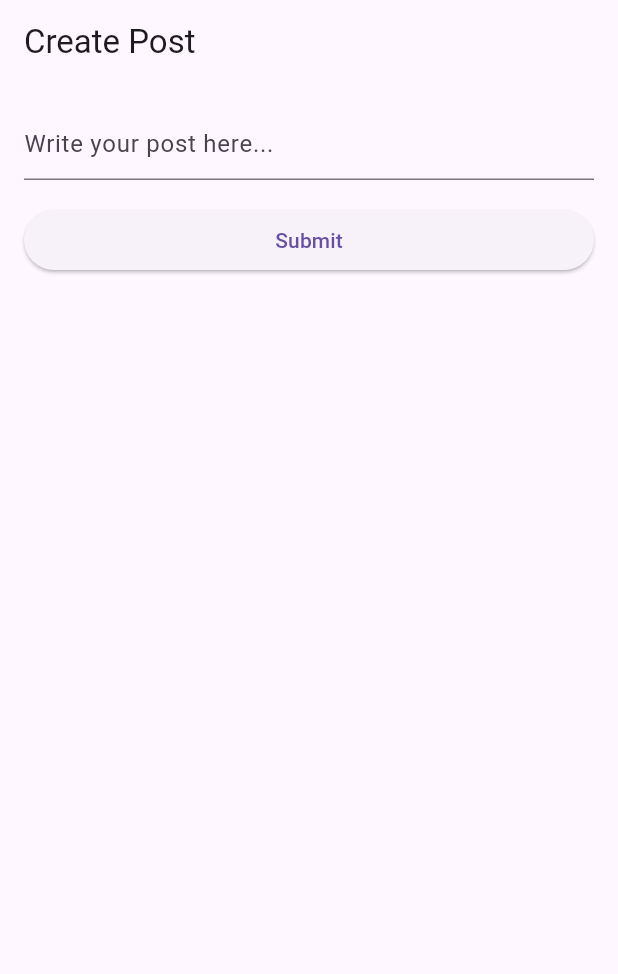
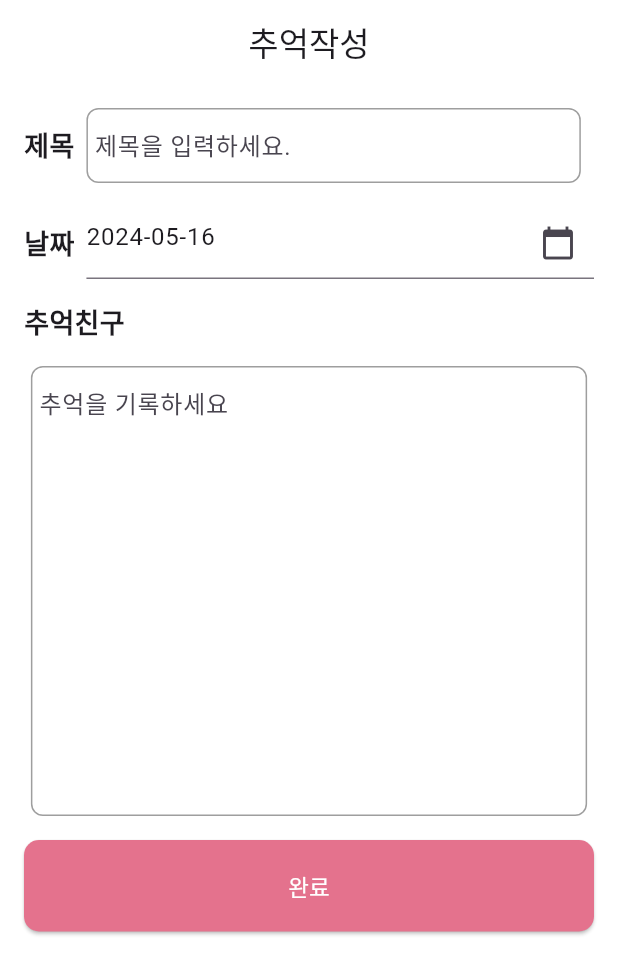
Before and after one commit to dmsdn02/memoria, a Flutter app: the CreatePostPage screen opened directly, on a phone screen of 412 x 824 dp. Shown: the top 974 px of the screen. Run offline on Flutter 3.47's test engine with Material 3 defaults, Android fonts, the phone set to English and light mode, and no system bars; our stand-ins replace cloud_firestore, firebase_auth, firebase_core; accounts and stored records are empty.

Commit message:
게시물작성페이지 디자인

```diff
--- a/lib/mainpage/create_post.dart
+++ b/lib/mainpage/create_post.dart
@@ -1,4 +1,5 @@
 import 'package:flutter/material.dart';
+import 'package:intl/intl.dart';
 
 class CreatePostPage extends StatefulWidget {
   @override
@@ -6,46 +7,185 @@ class CreatePostPage extends StatefulWidget {
 }
 
 class _CreatePostPageState extends State<CreatePostPage> {
+  TextEditingController _titleController = TextEditingController();
+  TextEditingController _dateController = TextEditingController();
   TextEditingController _postController = TextEditingController();
+  List<String> _selectedFriends = []; // 선택된 친구 목록
+
+  @override
+  void initState() {
+    super.initState();
+    // 오늘 날짜를 기본값으로 설정
+    _dateController.text = DateFormat('yyyy-MM-dd').format(DateTime.now());
+  }
 
   @override
   void dispose() {
+    _titleController.dispose();
+    _dateController.dispose();
     _postController.dispose();
     super.dispose();
   }
 
   void _submitPost() {
+    String title = _titleController.text;
+    String date = _dateController.text;
     String postContent = _postController.text;
     // 여기서 포스트를 전송하거나 저장하는 로직을 추가할 수 있습니다.
     // 예를 들어, 서버에 포스트를 업로드하거나 로컬 데이터베이스에 저장할 수 있습니다.
-    print('Submitted post: $postContent');
+    print('Submitted post: $title, $date, $postContent, Friends: $_selectedFriends');
     // 페이지를 닫습니다. (pop)
     Navigator.pop(context);
+  }
+  void _selectDate() async {
+    DateTime? pickedDate = await showDatePicker(
+      context: context,
+      initialDate: DateTime.now(), // 현재 날짜를 초기값으로 설정
+      firstDate: DateTime(2000), // 선택 가능한 시작 날짜
+      lastDate: DateTime(2101), // 선택 가능한 마지막 날짜
+    );
+
+    if (pickedDate != null) {
+      setState(() {
+        _dateController.text = DateFormat('yyyy-MM-dd').format(pickedDate);
+      });
+    }
   }
 
   @override
   Widget build(BuildContext context) {
+    double deviceWidth = MediaQuery.of(context).size.width;
+
     return Scaffold(
       appBar: AppBar(
-        title: Text('Create Post'),
+        backgroundColor: Colors.white,
+        title: Text('추억작성'),
+        centerTitle: true, //가운데정렬
       ),
+      backgroundColor: Colors.white,
       body: Padding(
         padding: EdgeInsets.all(16.0),
         child: Column(
           crossAxisAlignment: CrossAxisAlignment.stretch,
           children: [
-            TextField(
-              controller: _postController,
-              maxLines: null,
-              keyboardType: TextInputType.multiline,
-              decoration: InputDecoration(
-                hintText: 'Write your post here...',
-              ),
+            Row(
+              children: [
+                Text(
+                  '제목',
+                  style: TextStyle(
+                    fontWeight: FontWeight.bold,
+                    fontSize: 18.0,
+                  ),
+                ),
+                SizedBox(width: 8.0),
+                Container(
+                  width: deviceWidth * 0.8, // 네모칸의 너비
+                  height: 50, // 네모칸의 높이
+                  decoration: BoxDecoration(
+                    color: Colors.white, // 네모칸의 배경색
+                    border: Border.all(
+                      color: Colors.grey, // 테두리 색상
+                    ),
+                    borderRadius: BorderRadius.circular(8.0), // 모서리 설정
+                  ),
+                  alignment: Alignment.center, // 내용의 정렬
+                  child: TextField(
+                    controller: _titleController,
+                    decoration: InputDecoration(
+                      border: InputBorder.none,
+                      hintText: ' 제목을 입력하세요.', // 네모칸 안에 힌트 텍스트
+                    ),
+                  ),
+                ),
+              ],
+            ),
+            SizedBox(height: 16.0),
+            Row(
+              children: [
+                Text(
+                  '날짜',
+                  style: TextStyle(
+                    fontWeight: FontWeight.bold,
+                    fontSize: 18.0,
+                  ),
+                ),
+                SizedBox(width: 8.0),
+                Expanded(
+                  child: TextField(
+                    controller: _dateController,
+                    readOnly: true,
+                    decoration: InputDecoration(
+                      //hintText: '날짜를 선택하세요',
+                      suffixIcon: IconButton(
+                        icon: Icon(Icons.calendar_today),
+                        onPressed: _selectDate,
+                      ),
+                    ),
+                  ),
+                ),
+              ],
+            ),
+
+            SizedBox(height: 16.0),
+            // 추억친구 선택 (여기에는 원하는 방법으로 추억친구를 선택하는 UI를 추가해야 합니다.)
+            // 예를 들어, 친구 목록에서 친구를 선택하는 다이얼로그 등을 사용할 수 있습니다.
+            // 이 예시에서는 단순히 선택된 친구 목록을 보여주는 텍스트 필드를 사용합니다.
+            Row(
+              children: [
+                Text(
+                  '추억친구',
+              style: TextStyle(
+              fontWeight: FontWeight.bold,
+              fontSize: 18.0,
+            ),
+                ),
+              ],
+            ),
+
+            SizedBox(height: 16.0),
+            Row(
+              mainAxisAlignment: MainAxisAlignment.center,
+              children: [
+                Container(
+                  width: deviceWidth * 0.9, // 네모칸의 너비
+                  height: 300, // 네모칸의 높이
+                  decoration: BoxDecoration(
+                    color: Colors.white, // 네모칸의 배경색
+                    border: Border.all(
+                      color: Colors.grey, // 테두리 색상
+                    ),
+                    borderRadius: BorderRadius.circular(8.0), // 모서리 설정
+                  ),
+                  alignment: Alignment.topLeft,
+                  // 내용의 정렬
+                  child: TextField(
+                    controller: _postController,
+                    maxLines: null,
+                    decoration: InputDecoration(
+                      border: InputBorder.none,
+                      hintText: ' 추억을 기록하세요', // 네모칸 안에 힌트 텍스트
+                    ),
+                  ),
+                ),
+              ],
             ),
             SizedBox(height: 16.0),
             ElevatedButton(
               onPressed: _submitPost,
-              child: Text('Submit'),
+              style: ElevatedButton.styleFrom(
+                backgroundColor: Color(0xFFE4728D), // 버튼 배경색
+                padding: EdgeInsets.symmetric(horizontal: 50, vertical: 20), // 버튼 패딩
+                shape: RoundedRectangleBorder(
+                  borderRadius: BorderRadius.circular(10), // 버튼 모서리
+                ),
+              ),
+              child: Text(
+                '완료',
+                style: TextStyle(
+                  color: Colors.white,
+                  fontSize: 15,
+                ),
+              ),
             ),
           ],
         ),
```
